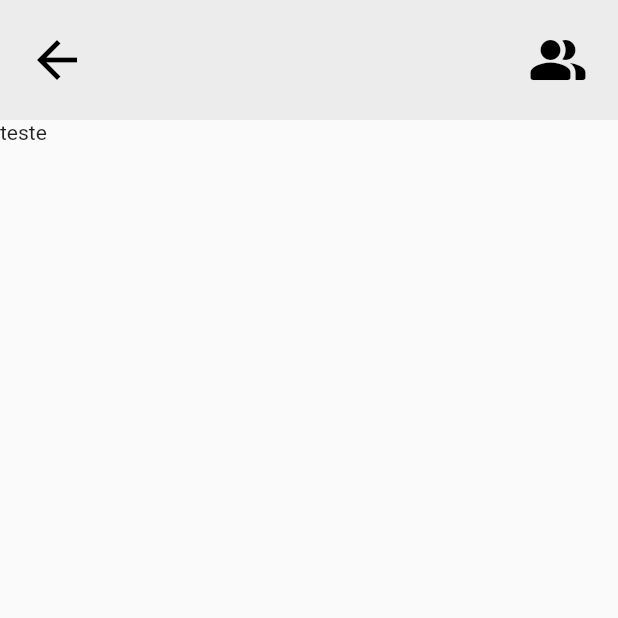
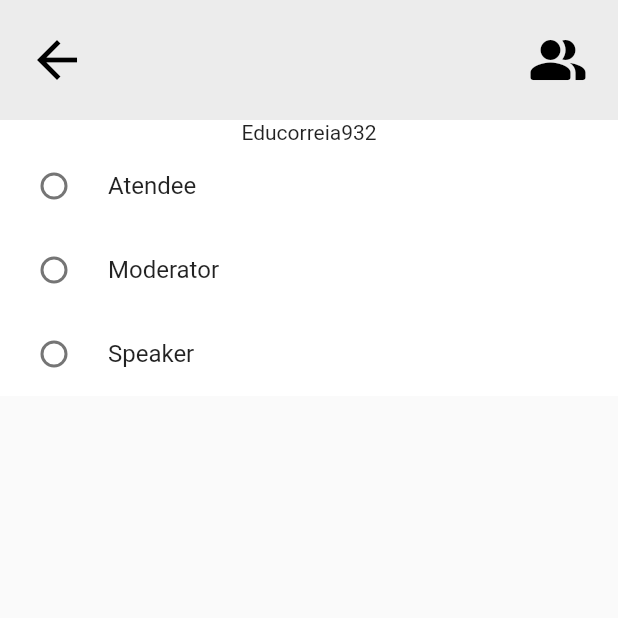
Before and after one commit to Educorreia932/FEUP-ESOF, a Flutter app: the TalkRolesScreen screen opened by its route, on a phone screen of 412 x 824 dp, the top half of it. Run offline on Flutter 3.47's test engine with Material 2 defaults, Android fonts, the phone set to English and light mode, and no system bars; our stand-ins replace cloud_firestore, date_time_picker, firebase_auth, firebase_core, syncfusion_flutter_calendar; accounts and stored records are empty.

Commit message:
Created a RoleCard to choose each user's role in a talk

```diff
--- /dev/null
+++ b/ask_away/lib/components/cards/RoleCard.dart
@@ -0,0 +1,54 @@
+import 'package:ask_away/components/SimpleButton.dart';
+import 'package:flutter/cupertino.dart';
+import 'package:flutter/material.dart';
+
+class RoleCard extends StatefulWidget {
+  @override
+  State<StatefulWidget> createState() => RoleCardState();
+}
+
+class RoleCardState extends State<RoleCard> {
+  String role;
+
+  @override
+  Widget build(BuildContext context) {
+    return Container(
+      color: Colors.white,
+      child: Column(
+        children: [
+          Text("Educorreia932"),
+          RadioListTile(
+            title: Text("Atendee"),
+            value: "atendee",
+            groupValue: role,
+            onChanged: (String value) {
+              setState(() {
+                role = value;
+              });
+            },
+          ),
+          RadioListTile(
+            title: Text("Moderator"),
+            value: "moderator",
+            groupValue: role,
+            onChanged: (String value) {
+              setState(() {
+                role = value;
+              });
+            },
+          ),
+          RadioListTile(
+            title: Text("Speaker"),
+            value: "speaker",
+            groupValue: role,
+            onChanged: (String value) {
+              setState(() {
+                role = value;
+              });
+            },
+          )
+        ],
+      ),
+    );
+  }
+}
--- a/ask_away/lib/components/cards/question_card/QuestionCard.dart
+++ b/ask_away/lib/components/cards/question_card/QuestionCard.dart
@@ -3,7 +3,7 @@ import 'package:flutter/material.dart';
 import 'package:cloud_firestore/cloud_firestore.dart';
 import 'package:ask_away/screens/main_screen/MainScreen.dart';
 
-import 'components/VotingComponent.dart';
+import 'VotingComponent.dart';
 
 class QuestionCard extends StatefulWidget {
   Question _question;
--- a/ask_away/lib/screens/talks_screen/TalkRolesScreen.dart
+++ b/ask_away/lib/screens/talks_screen/TalkRolesScreen.dart
@@ -1,3 +1,4 @@
+import 'package:ask_away/components/cards/RoleCard.dart';
 import 'package:flutter/cupertino.dart';
 import 'package:flutter/material.dart';
 
@@ -14,7 +15,11 @@ class TalkRolesScreenState extends State<TalkRolesScreen> {
     return Scaffold(
       appBar: QuestionsScreenAppBar(context),
       body: Container(
-        child: Text("teste"),
+        child: Column(
+          children: [
+            RoleCard()
+          ],
+        ),
       ),
     );
   }
```
Also changed, not shown: ask_away/lib/components/cards/question_card/VotingComponent.dart (renamed from ask_away/lib/components/cards/question_card/components/VotingComponent.dart).
